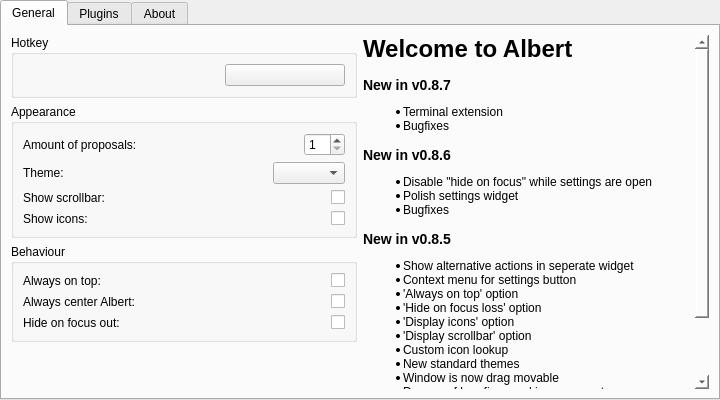
Old version of the form src/application/settingswidget/settingswidget.ui in the repository albertlauncher/albert.
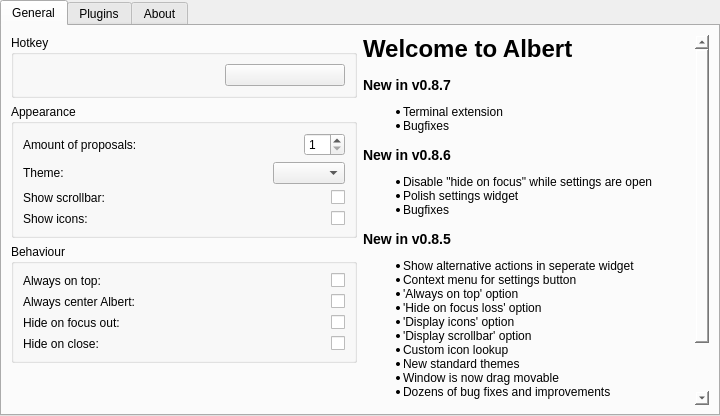
New version of the form. Icons and pictures are not drawn. Custom widgets are drawn as their Qt base class.

Commit message: Add "hide on close" option. Closes #150.

The edit to the form file:
```diff
--- a/src/application/settingswidget/settingswidget.ui
+++ b/src/application/settingswidget/settingswidget.ui
@@ -311,6 +311,37 @@
               </item>
              </layout>
             </item>
+            <item>
+             <layout class="QHBoxLayout" name="hl_hideOnClose">
+              <item>
+               <widget class="QLabel" name="label_hideOnClose">
+                <property name="sizePolicy">
+                 <sizepolicy hsizetype="Minimum" vsizetype="Preferred">
+                  <horstretch>0</horstretch>
+                  <verstretch>0</verstretch>
+                 </sizepolicy>
+                </property>
+                <property name="text">
+                 <string>Hide on close:</string>
+                </property>
+               </widget>
+              </item>
+              <item>
+               <widget class="QCheckBox" name="checkBox_hideOnClose">
+                <property name="sizePolicy">
+                 <sizepolicy hsizetype="Fixed" vsizetype="Fixed">
+                  <horstretch>0</horstretch>
+                  <verstretch>0</verstretch>
+                 </sizepolicy>
+                </property>
+                <property name="toolTip">
+                 <string notr="true">If the user closes the main window, the main window
+gets hidden instead of the application getting quit.</string>
+                </property>
+               </widget>
+              </item>
+             </layout>
+            </item>
            </layout>
           </widget>
          </item>
```
Left out of the diff: 2 changed lines with no effect on the pictures. The commit also changes 3 other files.
